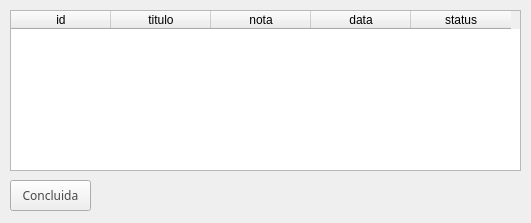
Qt form views/formListarProgramados.ui (andrecamposdelfino/agenda) before a commit.
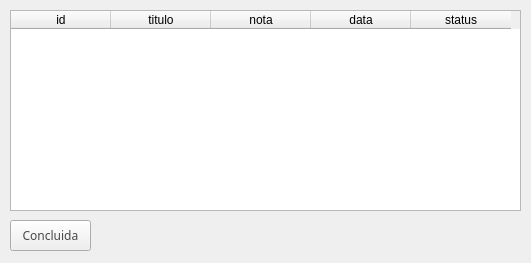
The same form after that commit.

What changed in the file:
```diff
--- a/views/formListarProgramados.ui
+++ b/views/formListarProgramados.ui
@@ -7,7 +7,7 @@
     <x>0</x>
     <y>0</y>
     <width>531</width>
-    <height>223</height>
+    <height>263</height>
    </rect>
   </property>
   <property name="windowTitle">
@@ -20,7 +20,7 @@
       <x>10</x>
       <y>10</y>
       <width>511</width>
-      <height>161</height>
+      <height>201</height>
      </rect>
     </property>
     <property name="frameShadow">
@@ -62,7 +62,7 @@
     <property name="geometry">
      <rect>
       <x>10</x>
-      <y>180</y>
+      <y>220</y>
       <width>81</width>
       <height>31</height>
      </rect>
```
